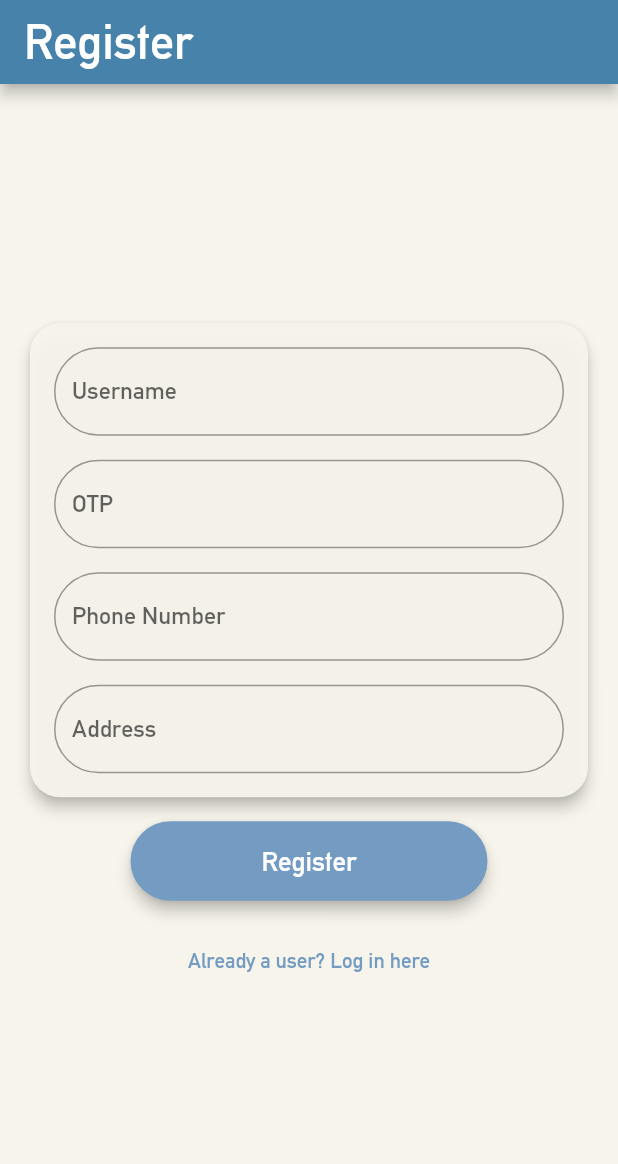
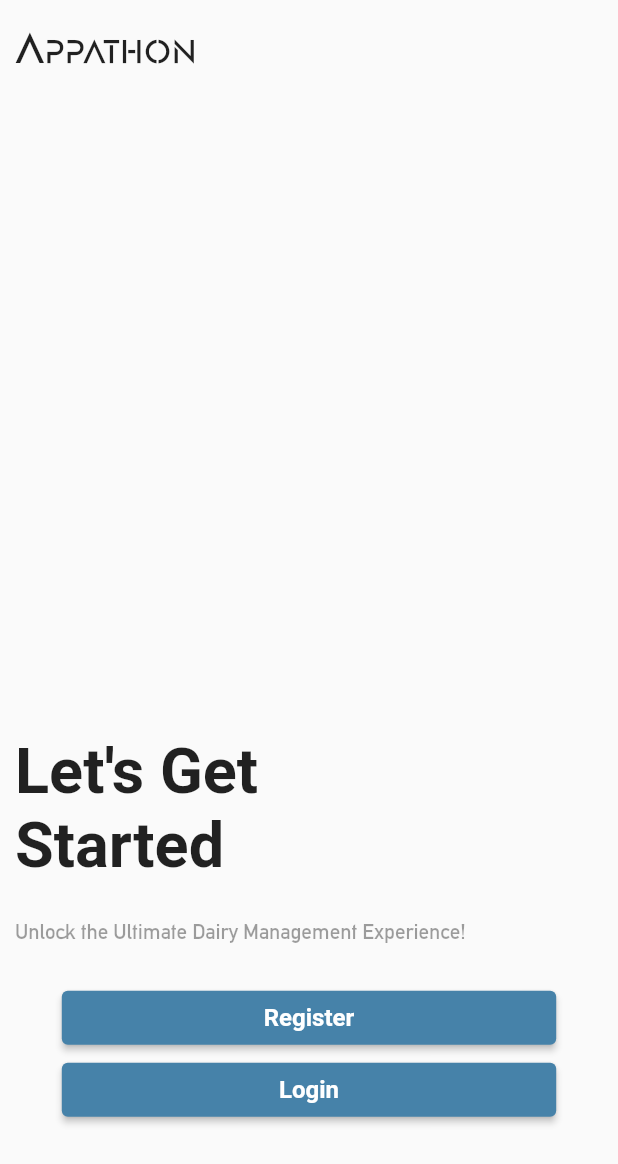
Before and after one commit to PranjalSingh2608/Appathon, a Flutter app: the screen it shows after launch, on a phone screen of 412 x 824 dp. Shown: the top 1164 px of the screen. Run offline on Flutter 3.47's test engine with Material 2 defaults, Android fonts, the phone set to English and light mode, and no system bars; Roboto replaces fonts that are missing (opensans).

Commit message:
Added Welcome Screen

```diff
--- a/lib/main.dart
+++ b/lib/main.dart
@@ -1,6 +1,7 @@
 import 'package:appathon/screens/home_page.dart';
 import 'package:appathon/screens/login_page.dart';
 import 'package:appathon/screens/signup_page.dart';
+import 'package:appathon/screens/welcome.dart';
 import 'package:appathon/utils/colors.dart';
 import 'package:flutter/material.dart';
 
@@ -28,8 +29,9 @@ class MyApp extends StatelessWidget {
         //       ),
         // ),
       ),
-      initialRoute: '/signup',
+      initialRoute: '/welcome',
       routes: {
+        MyRoutes.WelcomeRoute: (context) => WelcomeScreen(),
         MyRoutes.HomeRoute: (context) => HomeScreen(),
         MyRoutes.SignUpRoute: (context) => SignUpScreen(),
         MyRoutes.LoginRoute: (context) => LoginScreen(),
--- /dev/null
+++ b/lib/screens/welcome.dart
@@ -0,0 +1,104 @@
+import 'package:appathon/utils/colors.dart';
+import 'package:flutter/material.dart';
+import '../utils/routes.dart';
+
+class WelcomeScreen extends StatelessWidget {
+  const WelcomeScreen({super.key});
+
+  @override
+  Widget build(BuildContext context) {
+    return Scaffold(
+      body: SafeArea(
+        child: Container(
+          margin: const EdgeInsets.only(
+            left: 10,
+            top: 20,
+            right: 10,
+            bottom: 20,
+          ),
+          child: SingleChildScrollView(
+            child: Column(
+              crossAxisAlignment: CrossAxisAlignment.start,
+              children: [
+                SizedBox(
+                  height: MediaQuery.of(context).size.height * 0.05,
+                  child: const Text(
+                    'Appathon',
+                    style: TextStyle(
+                      fontFamily: 'designer',
+                      fontSize: 32,
+                    ),
+                  ),
+                ),
+                SizedBox(
+                  height: MediaQuery.of(context).size.height * 0.52,
+                ),
+                SizedBox(
+                  height: MediaQuery.of(context).size.height * 0.15,
+                  child: const Text(
+                    'Let\'s Get \nStarted',
+                    style: TextStyle(
+                      fontSize: 42,
+                      fontWeight: FontWeight.bold,
+                      fontFamily: 'opensans',
+                    ),
+                  ),
+                ),
+                SizedBox(
+                  height: MediaQuery.of(context).size.height * 0.05,
+                  child: const Text(
+                    'Unlock the Ultimate Dairy Management Experience!',
+                    style: TextStyle(
+                      color: Colors.black38,
+                      fontFamily: 'europa',
+                    ),
+                  ),
+                ),
+                Center(
+                  child: SizedBox(
+                    width: MediaQuery.of(context).size.width * 0.8,
+                    child: ElevatedButton(
+                      style: ElevatedButton.styleFrom(
+                        backgroundColor: MyColors.col3,
+                      ),
+                      onPressed: () =>
+                          Navigator.pushNamed(context, MyRoutes.SignUpRoute),
+                      child: const Text(
+                        'Register',
+                        style: TextStyle(
+                          fontFamily: 'opensans',
+                          fontWeight: FontWeight.bold,
+                          fontSize: 16,
+                        ),
+                      ),
+                    ),
+                  ),
+                ),
+                Center(
+                  child: SizedBox(
+                    width: MediaQuery.of(context).size.width * 0.8,
+                    child: ElevatedButton(
+                      style: ElevatedButton.styleFrom(
+                        backgroundColor: MyColors.col3,
+                      ),
+                      onPressed: () =>
+                          Navigator.pushNamed(context, MyRoutes.LoginRoute),
+                      child: const Text(
+                        'Login',
+                        style: TextStyle(
+                          fontFamily: 'opensans',
+                          fontWeight: FontWeight.bold,
+                          fontSize: 16,
+                        ),
+                      ),
+                    ),
+                  ),
+                )
+              ],
+            ),
+          ),
+        ),
+      ),
+    );
+  }
+}
--- a/lib/utils/routes.dart
+++ b/lib/utils/routes.dart
@@ -1,4 +1,5 @@
 class MyRoutes {
+  static String WelcomeRoute = '/welcome';
   static String HomeRoute = '/home';
   static String SignUpRoute = '/signup';
   static String LoginRoute = '/login';
```
Also changed, not shown: assets/fonts/opensans.ttf (added).
